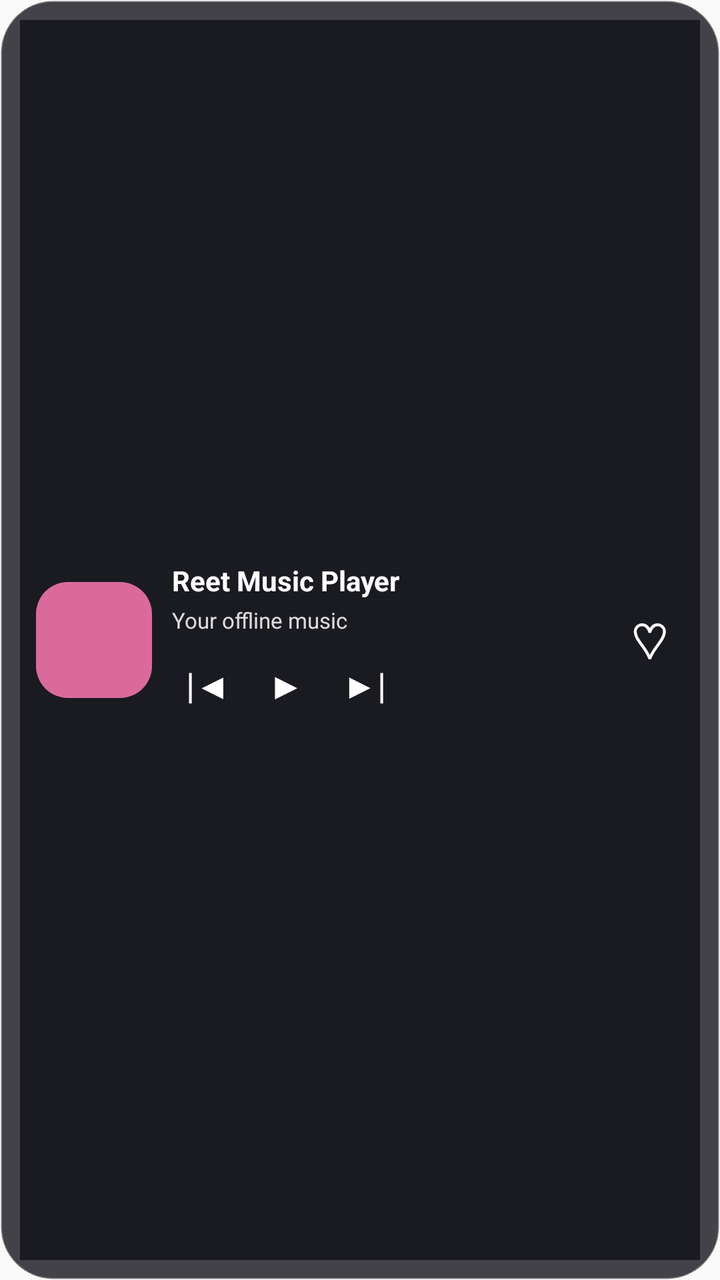
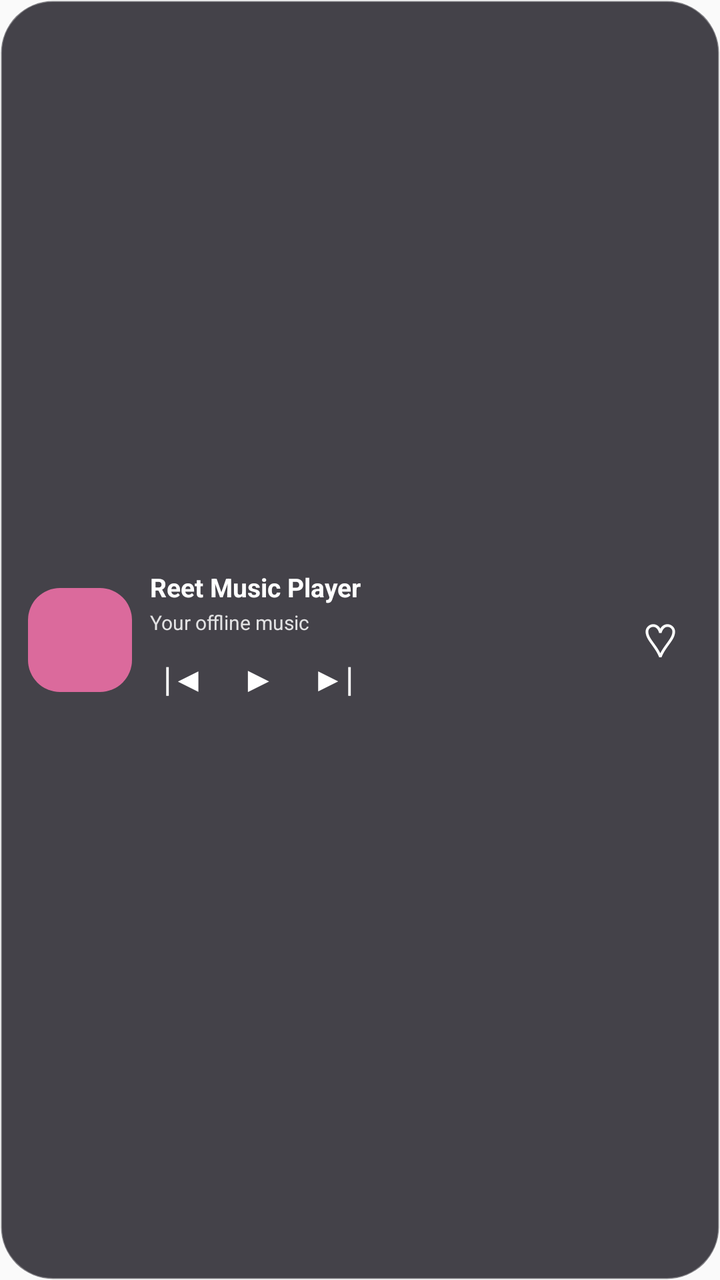

Before-and-after screenshots of an Android layout around one commit, followed by the original layout XML and the change that was made.
<!-- AndroidManifest.xml: application theme android:Theme.Material.Light.NoActionBar -->
<!-- res/layout/widget_reet_music.xml -->
<?xml version="1.0" encoding="utf-8"?>
<FrameLayout xmlns:android="http://schemas.android.com/apk/res/android"
    android:id="@+id/widget_root"
    android:layout_width="match_parent"
    android:layout_height="match_parent"
    android:background="@drawable/widget_bg"
    android:padding="10dp">
    <ImageView android:id="@+id/widget_background" android:layout_width="match_parent" android:layout_height="match_parent" android:scaleType="centerCrop" />
    <View android:id="@+id/widget_overlay" android:layout_width="match_parent" android:layout_height="match_parent" android:background="#B20A0A10" />
    <LinearLayout android:layout_width="match_parent" android:layout_height="match_parent" android:orientation="horizontal" android:gravity="center_vertical" android:padding="8dp">
        <ImageView android:id="@+id/widget_art" android:layout_width="58dp" android:layout_height="58dp" android:scaleType="centerCrop" android:background="@drawable/widget_art_bg" />
        <LinearLayout android:layout_width="0dp" android:layout_height="wrap_content" android:layout_weight="1" android:orientation="vertical" android:paddingStart="10dp" android:paddingEnd="4dp" android:gravity="center_vertical">
            <TextView android:id="@+id/widget_title" android:layout_width="match_parent" android:layout_height="wrap_content" android:text="Reet Music Player" android:textColor="#FFFFFF" android:textSize="14sp" android:textStyle="bold" android:maxLines="1" android:ellipsize="end" />
            <TextView android:id="@+id/widget_artist" android:layout_width="match_parent" android:layout_height="wrap_content" android:text="Your offline music" android:textColor="#D8FFFFFF" android:textSize="11sp" android:maxLines="1" android:ellipsize="end" android:paddingTop="3dp" />
            <LinearLayout android:layout_width="match_parent" android:layout_height="wrap_content" android:orientation="horizontal" android:gravity="start|center_vertical" android:paddingTop="8dp">
                <TextView android:id="@+id/widget_previous" android:layout_width="36dp" android:layout_height="34dp" android:gravity="center" android:text="|◀" android:textColor="#FFFFFF" android:textSize="18sp" />
                <TextView android:id="@+id/widget_play_pause" android:layout_width="42dp" android:layout_height="34dp" android:gravity="center" android:text="▶" android:textColor="#FFFFFF" android:textSize="19sp" />
                <TextView android:id="@+id/widget_next" android:layout_width="36dp" android:layout_height="34dp" android:gravity="center" android:text="▶|" android:textColor="#FFFFFF" android:textSize="18sp" />
            </LinearLayout>
        </LinearLayout>
        <TextView android:id="@+id/widget_favourite" android:layout_width="34dp" android:layout_height="42dp" android:gravity="center" android:text="♡" android:textColor="#FFFFFF" android:textSize="25sp" />
    </LinearLayout>
</FrameLayout>
<!-- resources referenced by this layout -->
<resources>
  <!-- drawable widget_art_bg (drawable) -->
  <shape xmlns:android="http://schemas.android.com/apk/res/android" android:shape="rectangle"><corners android:radius="16dp"/><solid android:color="#FFDB6A9C"/></shape>
  <!-- drawable widget_bg (drawable) -->
  <shape xmlns:android="http://schemas.android.com/apk/res/android" android:shape="rectangle"><corners android:radius="26dp"/><solid android:color="#CC17141D"/><stroke android:width="1dp" android:color="#55FFFFFF"/></shape>
</resources>

<!-- the commit's change to res/layout/widget_reet_music.xml (unified diff, before → after) -->
@@ -4,20 +4,66 @@
     android:layout_width="match_parent"
     android:layout_height="match_parent"
     android:background="@drawable/widget_bg"
-    android:padding="10dp">
-    <ImageView android:id="@+id/widget_background" android:layout_width="match_parent" android:layout_height="match_parent" android:scaleType="centerCrop" />
-    <View android:id="@+id/widget_overlay" android:layout_width="match_parent" android:layout_height="match_parent" android:background="#B20A0A10" />
-    <LinearLayout android:layout_width="match_parent" android:layout_height="match_parent" android:orientation="horizontal" android:gravity="center_vertical" android:padding="8dp">
-        <ImageView android:id="@+id/widget_art" android:layout_width="58dp" android:layout_height="58dp" android:scaleType="centerCrop" android:background="@drawable/widget_art_bg" />
-        <LinearLayout android:layout_width="0dp" android:layout_height="wrap_content" android:layout_weight="1" android:orientation="vertical" android:paddingStart="10dp" android:paddingEnd="4dp" android:gravity="center_vertical">
-            <TextView android:id="@+id/widget_title" android:layout_width="match_parent" android:layout_height="wrap_content" android:text="Reet Music Player" android:textColor="#FFFFFF" android:textSize="14sp" android:textStyle="bold" android:maxLines="1" android:ellipsize="end" />
-            <TextView android:id="@+id/widget_artist" android:layout_width="match_parent" android:layout_height="wrap_content" android:text="Your offline music" android:textColor="#D8FFFFFF" android:textSize="11sp" android:maxLines="1" android:ellipsize="end" android:paddingTop="3dp" />
-            <LinearLayout android:layout_width="match_parent" android:layout_height="wrap_content" android:orientation="horizontal" android:gravity="start|center_vertical" android:paddingTop="8dp">
-                <TextView android:id="@+id/widget_previous" android:layout_width="36dp" android:layout_height="34dp" android:gravity="center" android:text="|◀" android:textColor="#FFFFFF" android:textSize="18sp" />
-                <TextView android:id="@+id/widget_play_pause" android:layout_width="42dp" android:layout_height="34dp" android:gravity="center" android:text="▶" android:textColor="#FFFFFF" android:textSize="19sp" />
-                <TextView android:id="@+id/widget_next" android:layout_width="36dp" android:layout_height="34dp" android:gravity="center" android:text="▶|" android:textColor="#FFFFFF" android:textSize="18sp" />
+    android:padding="8dp">
+    <LinearLayout
+        android:layout_width="match_parent"
+        android:layout_height="match_parent"
+        android:orientation="horizontal"
+        android:gravity="center_vertical"
+        android:padding="6dp">
+        <ImageView
+            android:id="@+id/widget_art"
+            android:layout_width="52dp"
+            android:layout_height="52dp"
+            android:scaleType="centerCrop"
+            android:background="@drawable/widget_art_bg"
+            android:contentDescription="Current song artwork" />
+        <LinearLayout
+            android:layout_width="0dp"
+            android:layout_height="wrap_content"
+            android:layout_weight="1"
+            android:orientation="vertical"
+            android:paddingStart="9dp"
+            android:paddingEnd="3dp"
+            android:gravity="center_vertical">
+            <TextView
+                android:id="@+id/widget_title"
+                android:layout_width="match_parent"
+                android:layout_height="wrap_content"
+                android:text="Reet Music Player"
+                android:textColor="#FFFFFF"
+                android:textSize="13sp"
+                android:textStyle="bold"
+                android:maxLines="1"
+                android:ellipsize="end" />
+            <TextView
+                android:id="@+id/widget_artist"
+                android:layout_width="match_parent"
+                android:layout_height="wrap_content"
+                android:text="Your offline music"
+                android:textColor="#D8FFFFFF"
+                android:textSize="10sp"
+                android:maxLines="1"
+                android:ellipsize="end"
+                android:paddingTop="2dp" />
+            <LinearLayout
+                android:layout_width="match_parent"
+                android:layout_height="wrap_content"
+                android:orientation="horizontal"
+                android:gravity="start|center_vertical"
+                android:paddingTop="5dp">
+                <TextView android:id="@+id/widget_previous" android:layout_width="34dp" android:layout_height="32dp" android:gravity="center" android:text="|◀" android:textColor="#FFFFFF" android:textSize="17sp" />
+                <TextView android:id="@+id/widget_play_pause" android:layout_width="40dp" android:layout_height="32dp" android:gravity="center" android:text="▶" android:textColor="#FFFFFF" android:textSize="18sp" />
+                <TextView android:id="@+id/widget_next" android:layout_width="34dp" android:layout_height="32dp" android:gravity="center" android:text="▶|" android:textColor="#FFFFFF" android:textSize="17sp" />
             </LinearLayout>
         </LinearLayout>
-        <TextView android:id="@+id/widget_favourite" android:layout_width="34dp" android:layout_height="42dp" android:gravity="center" android:text="♡" android:textColor="#FFFFFF" android:textSize="25sp" />
+        <TextView
+            android:id="@+id/widget_favourite"
+            android:layout_width="32dp"
+            android:layout_height="40dp"
+            android:gravity="center"
+            android:text="♡"
+            android:textColor="#FFFFFF"
+            android:textSize="23sp" />
     </LinearLayout>
 </FrameLayout>
